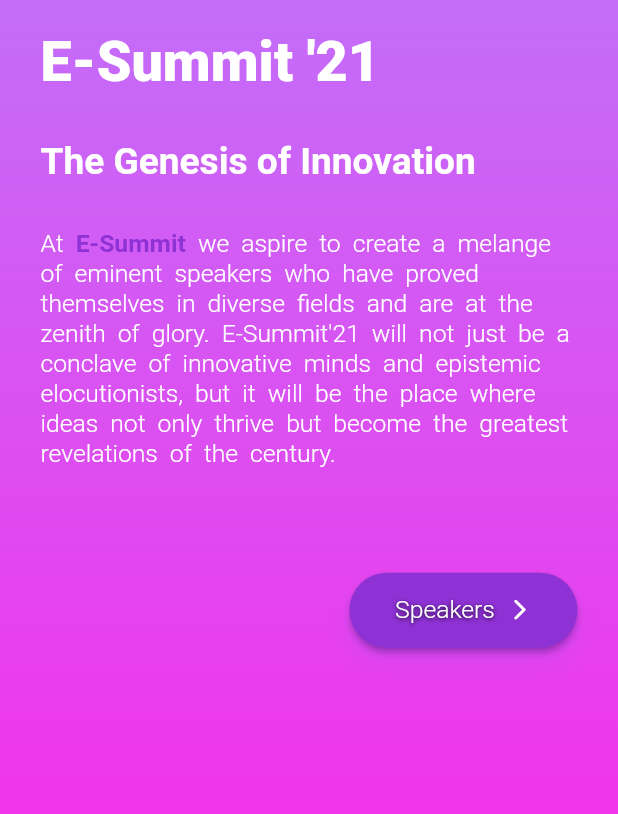
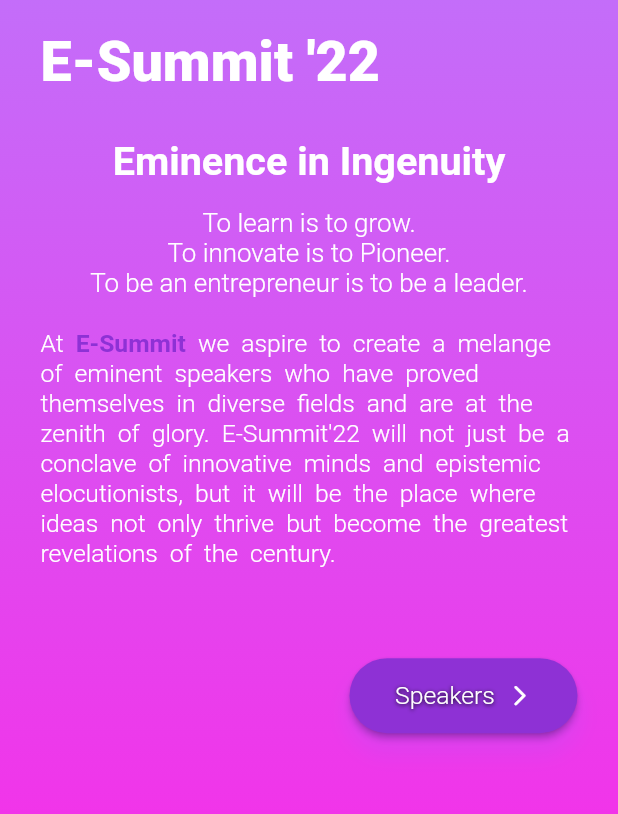
Before and after one commit to ECellNitrr/ECellOfficialApp, a Flutter app: the ESummitScreen screen opened by its route, on a phone screen of 412 x 824 dp, the part 243-1057 px from its top. Run offline on Flutter 3.47's test engine with Material 2 defaults, Android fonts, the phone set to English and light mode, and no system bars; our stand-ins replace auto_size_text, bloc, equatable, flutter_bloc, get_it, google_fonts and 3 more; missing offline and left inert: data_connection_checker_nulls; accounts and stored records are empty.

```diff
--- a/lib/core/res/strings.dart
+++ b/lib/core/res/strings.dart
@@ -49,7 +49,7 @@ class S {
   static const String eventdetailsKey = "details";
   static const String eventiconurlKey = "icon";
   //sponsors
-  static const int sponsorApiYear = 2021;
+  static const int sponsorApiYear = 2022;
   static const String sponsorName = "name";
   static const String sponsorDetails = "details";
   static const String sponsorPic = "pic";
@@ -72,7 +72,7 @@ class S {
   static const String speakerSocialMedia = "social_media";
   static const String speakerYear = "year";
   //teams
-  static const int teamApiYear = 2021;
+  static const int teamApiYear = 2022;
   static const String teamId = "id";
   static const String teamName = "name";
   static const String teamMemberType = "member_type";
@@ -130,7 +130,7 @@ class S {
 
   // paragraphs
   static const String esummitPara =
-      "we aspire to create a melange of eminent speakers who have proved themselves in diverse fields and are at the zenith of glory. E-Summit'21 will not just be a conclave of innovative minds and epistemic elocutionists, but it will be the place where ideas not only thrive but become the greatest revelations of the century.";
+      "we aspire to create a melange of eminent speakers who have proved themselves in diverse fields and are at the zenith of glory. E-Summit'22 will not just be a conclave of innovative minds and epistemic elocutionists, but it will be the place where ideas not only thrive but become the greatest revelations of the century.";
   static const String aimPara =
       "we aspire to create a melange of eminent speakers who have proved themselves in diverse fields and are at the zenith of glory. E-Summit'21 will not just be a conclave of innovative minds and epistemic elocutionists, but it will be the place where ideas not only thrive but become the greatest revelations of the century.";
   static const String visionPara =
--- a/lib/screens/esummit/esummit.dart
+++ b/lib/screens/esummit/esummit.dart
@@ -54,7 +54,7 @@ class ESummitScreen extends StatelessWidget {
                   padding: EdgeInsets.only(left: D.horizontalPadding, top: 20),
                   child: RichText(
                     text: TextSpan(
-                      text: "E-Summit '21",
+                      text: "E-Summit '22",
                       style: TextStyle(
                           fontSize: 45 * heightFactor,
                           fontWeight: FontWeight.w900),
@@ -62,21 +62,54 @@ class ESummitScreen extends StatelessWidget {
                   ),
                 ),
                 Container(
-                  alignment: Alignment.centerLeft,
-                  padding: EdgeInsets.only(left: D.horizontalPadding, top: 30),
+                  alignment: Alignment.center,
+                  padding: EdgeInsets.only(top: 30, bottom: 15),
                   child: RichText(
                     text: TextSpan(
-                      text: "The Genesis of Innovation",
+                      text: "Eminence in Ingenuity",
                       style: TextStyle(
-                          fontSize: 30 * heightFactor,
+                          fontSize: 32 * heightFactor,
                           fontWeight: FontWeight.bold),
                     ),
                   ),
                 ),
                 Container(
+                  alignment: Alignment.center,
+                  padding: EdgeInsets.symmetric(
+                      horizontal: D.horizontalPadding, vertical:0),
+                  child: Column(
+                    children: [
+                      RichText(
+                        text: TextSpan(
+                          text: "To learn is to grow.",
+                          style: TextStyle(
+                              fontSize: 21 * heightFactor,
+                              fontWeight: FontWeight.w300),
+                        ),
+                      ),
+                      RichText(
+                        text: TextSpan(
+                          text: "To innovate is to Pioneer.",
+                          style: TextStyle(
+                              fontSize: 21 * heightFactor,
+                              fontWeight: FontWeight.w300),
+                        ),
+                      ),
+                      RichText(
+                        text: TextSpan(
+                          text: "To be an entrepreneur is to be a leader.",
+                          style: TextStyle(
+                              fontSize: 21 * heightFactor,
+                              fontWeight: FontWeight.w300),
+                        ),
+                      ),
+                    ],
+                  )
+                ),
+                Container(
                   alignment: Alignment.centerLeft,
                   padding: EdgeInsets.symmetric(
-                      horizontal: D.horizontalPadding, vertical: 30),
+                      horizontal: D.horizontalPadding, vertical: 20),
                   child: RichText(
                     text: TextSpan(
                       text: "At ",
--- a/lib/screens/speaker/cubit/speaker_cubit.dart
+++ b/lib/screens/speaker/cubit/speaker_cubit.dart
@@ -15,6 +15,7 @@ class SpeakerCubit extends Cubit<SpeakerState> {
     try {
       emit(SpeakerLoading());
       List<Speaker> speakerList = await _speakerRepository.getAllSpeakers();
+      speakerList.sort((a,b)=>(b.year!.toInt())-(a.year!.toInt()));
       emit(SpeakerSuccess(speakerList));
     } on NetworkException {
       emit(SpeakerError(S.networkException));
--- a/pubspec.yaml
+++ b/pubspec.yaml
@@ -9,6 +9,7 @@ environment:
   sdk: '>=2.12.0 <3.0.0'
 
 dependencies:
+  auto_size_text: ^3.0.0
   bloc: ^8.1.0
   cupertino_icons: ^1.0.5
   data_connection_checker_nulls: ^0.0.2
@@ -23,11 +24,9 @@ dependencies:
 #  legacy_buttons: ^0.0.1
 #  internet_connection_checker: ^1.0.0+1
   logger: ^1.1.0
-  pinput: ^2.2.16
   provider: ^6.0.3
   rxdart: ^0.27.5
   shared_preferences: ^2.0.15
-  timer_count_down: ^2.2.1
   url_launcher: ^6.1.6
 
 dev_dependencies:
```
Also changed, not shown: lib/main.dart (+3 -5 lines), lib/screens/forgot_password/forgot_password.dart (+13 -13 lines), lib/screens/forgot_password/widgets/otp_field.dart (+15 -15 lines), lib/screens/login/login.dart (+16 -16 lines), lib/screens/speaker/speaker_card.dart (+44 -8 lines), pubspec.lock, 2 other files.
